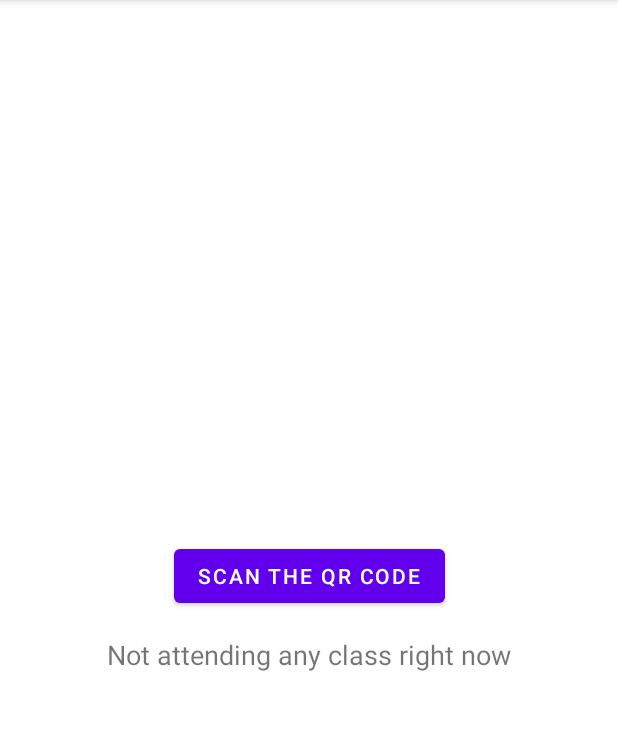
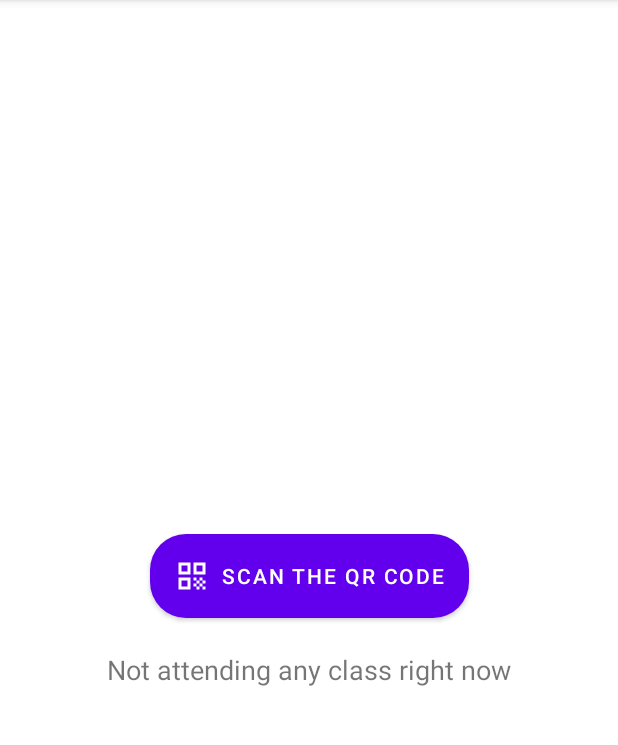
Before and after one commit to El-Ahmed/StudentHere, an Android app: the screen it shows after launch (MainActivity), on a phone screen of 412 x 824 dp, the part 84-829 px from its top. Run offline under Robolectric (Android 15) with nearby library versions, the phone set to English and light mode, and no system bars; our stand-ins replace Volley.

Commit message:
change main page design

```diff
--- a/app/src/main/java/ma/ac/emi/studenthere/MainActivity.java
+++ b/app/src/main/java/ma/ac/emi/studenthere/MainActivity.java
@@ -42,6 +42,7 @@ public class MainActivity extends AppCompatActivity {
             if (data != null) {
                 String qrCode = data.getData().toString();
 
+                Toast.makeText(this,qrCode,Toast.LENGTH_SHORT).show();
                 getCourse();
             }
             else {
--- /dev/null
+++ b/app/src/main/res/drawable/ic_baseline_qr_code_24.xml
@@ -0,0 +1,15 @@
+<vector android:height="24dp" android:tint="#000000"
+    android:viewportHeight="24" android:viewportWidth="24"
+    android:width="24dp" xmlns:android="http://schemas.android.com/apk/res/android">
+    <path android:fillColor="@android:color/white" android:pathData="M3,11h8V3H3V11zM5,5h4v4H5V5z"/>
+    <path android:fillColor="@android:color/white" android:pathData="M3,21h8v-8H3V21zM5,15h4v4H5V15z"/>
+    <path android:fillColor="@android:color/white" android:pathData="M13,3v8h8V3H13zM19,9h-4V5h4V9z"/>
+    <path android:fillColor="@android:color/white" android:pathData="M19,19h2v2h-2z"/>
+    <path android:fillColor="@android:color/white" android:pathData="M13,13h2v2h-2z"/>
+    <path android:fillColor="@android:color/white" android:pathData="M15,15h2v2h-2z"/>
+    <path android:fillColor="@android:color/white" android:pathData="M13,17h2v2h-2z"/>
+    <path android:fillColor="@android:color/white" android:pathData="M15,19h2v2h-2z"/>
+    <path android:fillColor="@android:color/white" android:pathData="M17,17h2v2h-2z"/>
+    <path android:fillColor="@android:color/white" android:pathData="M17,13h2v2h-2z"/>
+    <path android:fillColor="@android:color/white" android:pathData="M19,15h2v2h-2z"/>
+</vector>
--- a/app/src/main/res/layout/activity_main.xml
+++ b/app/src/main/res/layout/activity_main.xml
@@ -10,7 +10,10 @@
         android:id="@+id/button"
         android:layout_width="wrap_content"
         android:layout_height="wrap_content"
+        android:padding="16dp"
         android:text="@string/scan_qr"
+        app:cornerRadius="24dp"
+        app:icon="@drawable/ic_baseline_qr_code_24"
         app:layout_constraintBottom_toBottomOf="parent"
         app:layout_constraintEnd_toEndOf="parent"
         app:layout_constraintStart_toStartOf="parent"
```
